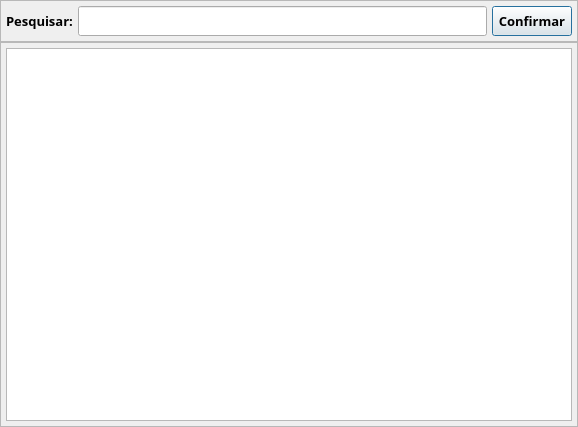
Qt form app/views/ui/pesquisa_Entrada.ui (RafaelOmega/Fabrica_2.0) before a commit.
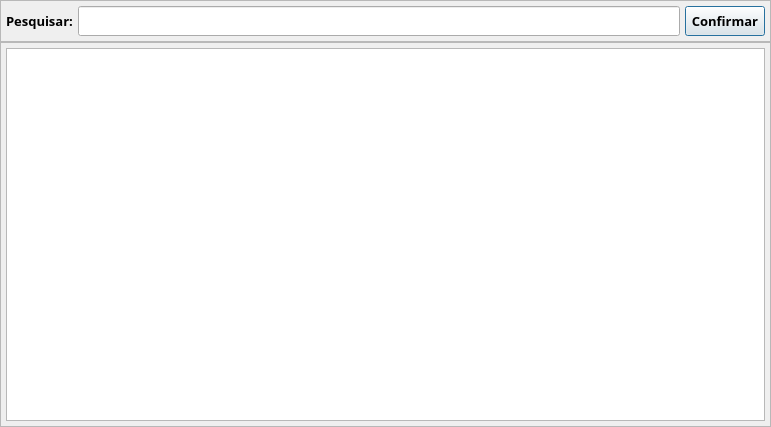
The same form after that commit.

Commit message: Implementação da tela de entrada

```diff
--- a/app/views/ui/pesquisa_Entrada.ui
+++ b/app/views/ui/pesquisa_Entrada.ui
@@ -6,7 +6,7 @@
    <rect>
     <x>0</x>
     <y>0</y>
-    <width>578</width>
+    <width>771</width>
     <height>427</height>
    </rect>
   </property>
```
The commit also changes 3 other files.
